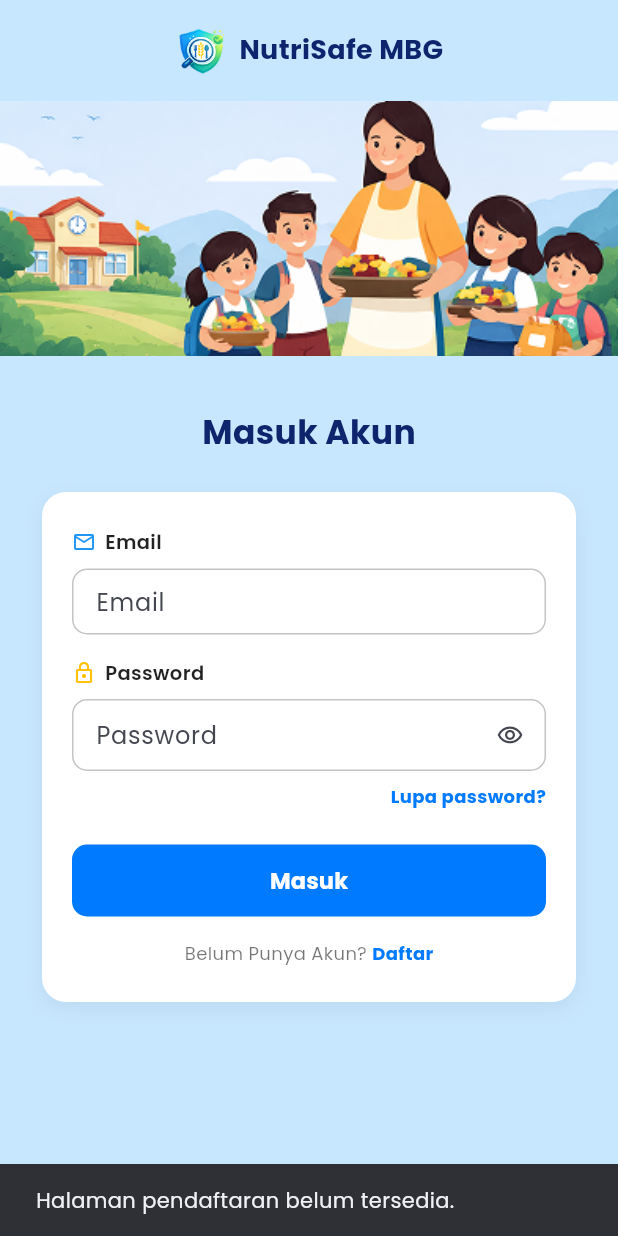
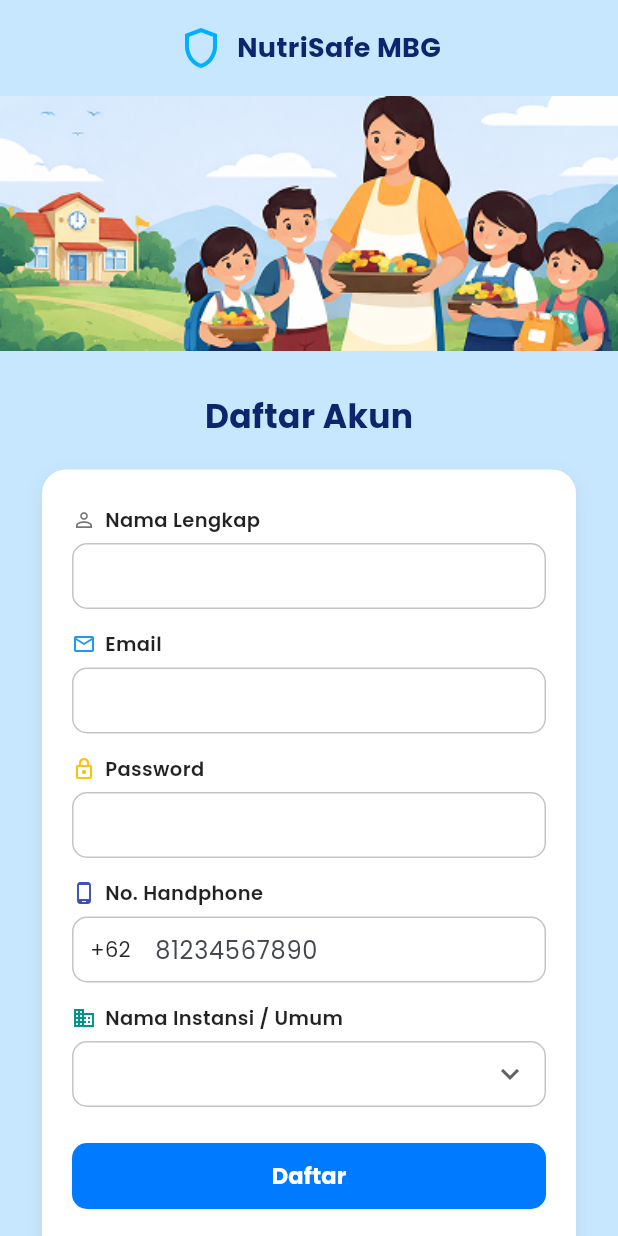
Before and after one commit to AkbarFelda/nutrisafe_mitra, a Flutter app: the screen it shows after launch, after a tap on "Daftar", on a phone screen of 412 x 824 dp. Run offline on Flutter 3.47's test engine with Material 3 defaults, Android fonts, the phone set to English and light mode, and no system bars; our stand-ins replace dio, equatable, flutter_bloc, flutter_secure_storage, get_it, go_router.

Commit message:
feat: [AF] add registration form with validation and +62 phone input

```diff
--- a/lib/app/router/app_router.dart
+++ b/lib/app/router/app_router.dart
@@ -5,6 +5,7 @@ import 'package:flutter_bloc/flutter_bloc.dart';
 import 'package:go_router/go_router.dart';
 
 import '../../features/auth/presentation/login_page.dart';
+import '../../features/auth/presentation/register_page.dart';
 import '../../features/auth/presentation/session_cubit.dart';
 import '../../features/splash/presentation/splash_screen.dart';
 
@@ -40,19 +41,24 @@ GoRouter createRouter(SessionCubit session, SessionRefresh refresh) => GoRouter(
   redirect: (context, state) {
     final status = session.state.status;
     final path = state.uri.path;
+    final isAuthPage = path == '/login' || path == '/register';
     if (!refresh.splashFinished ||
         status == SessionStatus.initial ||
         status == SessionStatus.failure) {
       return path == '/splash' ? null : '/splash';
     }
     if (status == SessionStatus.unauthenticated) {
-      return path == '/login' ? null : '/login';
+      return isAuthPage ? null : '/login';
     }
-    return path == '/splash' || path == '/login' ? '/' : null;
+    return path == '/splash' || isAuthPage ? '/' : null;
   },
   routes: [
     GoRoute(path: '/splash', builder: (context, state) => const SplashScreen()),
     GoRoute(path: '/login', builder: (context, state) => const LoginPage()),
+    GoRoute(
+      path: '/register',
+      builder: (context, state) => const RegisterPage(),
+    ),
     ShellRoute(
       builder: (context, state, child) => Scaffold(
         appBar: AppBar(
--- a/lib/features/auth/presentation/login_page.dart
+++ b/lib/features/auth/presentation/login_page.dart
@@ -1,4 +1,5 @@
 import 'package:flutter/material.dart';
+import 'package:go_router/go_router.dart';
 import 'package:nutrisafe_mitra/app/theme/app_colors.dart';
 
 import 'widgets/auth_header.dart';
@@ -107,7 +108,7 @@ class _LoginPageState extends State<LoginPage> {
                     AuthAccountPrompt(
                       message: 'Belum Punya Akun? ',
                       linkLabel: 'Daftar',
-                      onTap: () => _showUnavailablePage('pendaftaran'),
+                      onTap: () => context.push('/register'),
                     ),
                   ],
                 ),
--- /dev/null
+++ b/lib/features/auth/presentation/register_page.dart
@@ -0,0 +1,263 @@
+import 'package:flutter/material.dart';
+import 'package:flutter/services.dart';
+import 'package:go_router/go_router.dart';
+
+import '../../../app/theme/app_colors.dart';
+
+import 'widgets/auth_header.dart';
+import 'widgets/auth_form_card.dart';
+import 'widgets/auth_field_label.dart';
+import 'widgets/auth_primary_button.dart';
+import 'widgets/auth_account_prompt.dart';
+import 'widgets/auth_password_field.dart';
+
+class RegisterPage extends StatefulWidget {
+  const RegisterPage({super.key});
+
+  @override
+  State<RegisterPage> createState() => _RegisterPageState();
+}
+
+class _RegisterPageState extends State<RegisterPage> {
+  final _fullNameController = TextEditingController();
+  final _emailController = TextEditingController();
+  final _passwordController = TextEditingController();
+  final _phoneController = TextEditingController();
+  final _institutionNameController = TextEditingController();
+  String? _selectedCategory;
+  final _formKey = GlobalKey<FormState>();
+  bool _submitted = false;
+
+  String? _required(String? value, String label) =>
+      value == null || value.trim().isEmpty ? '$label wajib diisi.' : null;
+
+  void _submit() {
+    setState(() => _submitted = true);
+    if (!_formKey.currentState!.validate()) return;
+    FocusScope.of(context).unfocus();
+    // TODO: Kirim data ke layanan pendaftaran ketika API tersedia.
+    ScaffoldMessenger.of(context)
+      ..hideCurrentSnackBar()
+      ..showSnackBar(
+        const SnackBar(
+          content: Text('Data valid. Layanan pendaftaran belum tersedia.'),
+        ),
+      );
+  }
+
+  @override
+  void dispose() {
+    _fullNameController.dispose();
+    _emailController.dispose();
+    _passwordController.dispose();
+    _phoneController.dispose();
+    _institutionNameController.dispose();
+    super.dispose();
+  }
+
+  @override
+  Widget build(BuildContext context) => Scaffold(
+    backgroundColor: AppColors.loginBackground,
+    body: SafeArea(
+      child: Column(
+        children: [
+          const AuthHeader(
+            leading: Icon(
+              Icons.shield_outlined,
+              color: Color(0xFF00B0FF),
+              size: 32,
+            ),
+          ),
+          Expanded(
+            child: SingleChildScrollView(
+              child: Column(
+                children: [
+                  const SizedBox(height: 28),
+                  const Text(
+                    'Daftar Akun',
+                    style: TextStyle(
+                      fontSize: 22,
+                      fontWeight: FontWeight.bold,
+                      color: AppColors.heading,
+                    ),
+                  ),
+                  const SizedBox(height: 20),
+                  AuthFormCard(
+                    child: Form(
+                      key: _formKey,
+                      autovalidateMode: _submitted
+                          ? AutovalidateMode.onUserInteraction
+                          : AutovalidateMode.disabled,
+                      child: Column(
+                        crossAxisAlignment: CrossAxisAlignment.start,
+                        children: [
+                          AuthFieldLabel(
+                            text: 'Nama Lengkap',
+                            icon: Icons.person_outline,
+                            color: AppColors.textSecondary,
+                          ),
+                          TextFormField(
+                            controller: _fullNameController,
+                            validator: (value) =>
+                                _required(value, 'Nama lengkap'),
+                          ),
+                          const SizedBox(height: 14),
+                          AuthFieldLabel(
+                            text: 'Email',
+                            icon: Icons.mail_outline,
+                            color: AppColors.emailIcon,
+                          ),
+                          TextFormField(
+                            controller: _emailController,
+                            keyboardType: TextInputType.emailAddress,
+                            autocorrect: false,
+                            validator: (value) {
+                              final required = _required(value, 'Email');
+                              if (required != null) return required;
+                              return RegExp(r'^[^\s@]+@[^\s@]+\.[^\s@]+$')
+                                      .hasMatch(value!.trim())
+                                  ? null
+                                  : 'Format email tidak valid.';
+                            },
+                          ),
+                          const SizedBox(height: 14),
+                          AuthFieldLabel(
+                            text: 'Password',
+                            icon: Icons.lock_outline,
+                            color: AppColors.passwordIcon,
+                          ),
+                          AuthPasswordField(
+                            controller: _passwordController,
+                            allowReveal: false,
+                            validator: (value) => _required(value, 'Password'),
+                          ),
+                          const SizedBox(height: 14),
+                          AuthFieldLabel(
+                            text: 'No. Handphone',
+                            icon: Icons.phone_android_outlined,
+                            color: Colors.indigo,
+                          ),
+                          TextFormField(
+                            controller: _phoneController,
+                            keyboardType: TextInputType.phone,
+                            decoration: const InputDecoration(
+                              hintText: '81234567890',
+                              prefixIcon: Padding(
+                                padding: EdgeInsets.symmetric(horizontal: 12),
+                                child: Text('+62'),
+                              ),
+                              prefixIconConstraints: BoxConstraints(
+                                minWidth: 48,
+                                minHeight: 0,
+                              ),
+                            ),
+                            inputFormatters: [
+                              FilteringTextInputFormatter.digitsOnly,
+                              TextInputFormatter.withFunction((
+                                oldValue,
+                                newValue,
+                              ) {
+                                final prefix = RegExp(r'^(?:62|0+)')
+                                    .firstMatch(newValue.text);
+                                if (prefix == null) return newValue;
+                                final text = newValue.text.substring(
+                                  prefix.end,
+                                );
+                                int offset(int position) =>
+                                    (position - prefix.end).clamp(
+                                      0,
+                                      text.length,
+                                    );
+                                return TextEditingValue(
+                                  text: text,
+                                  selection: TextSelection(
+                                    baseOffset: offset(
+                                      newValue.selection.baseOffset,
+                                    ),
+                                    extentOffset: offset(
+                                      newValue.selection.extentOffset,
+                                    ),
+                                  ),
+                                );
+                              }),
+                            ],
+                            validator: (value) {
+                              final required = _required(value, 'Nomor HP');
+                              if (required != null) return required;
+                              return RegExp(r'^8[0-9]*$').hasMatch(value!)
+                                  ? null
+                                  : 'Nomor HP harus diawali 8 setelah +62.';
+                            },
+                          ),
+                          const SizedBox(height: 14),
+                          AuthFieldLabel(
+                            text: 'Nama Instansi / Umum',
+                            icon: Icons.domain_outlined,
+                            color: Colors.teal,
+                          ),
+                          DropdownButtonFormField<String>(
+                            initialValue: _selectedCategory,
+                            validator: (value) => _required(value, 'Kategori'),
+                            items: ['Instansi', 'Umum']
+                                .map(
+                                  (category) => DropdownMenuItem(
+                                    value: category,
+                                    child: Text(
+                                      category,
+                                      style: const TextStyle(fontSize: 14),
+                                    ),
+                                  ),
+                                )
+                                .toList(),
+                            onChanged: (value) =>
+                                setState(() => _selectedCategory = value),
+                            icon: const Icon(Icons.keyboard_arrow_down),
+                          ),
+                          if (_selectedCategory == 'Instansi') ...[
+                            const SizedBox(height: 14),
+                            AuthFieldLabel(
+                              text: 'Nama Instansi',
+                              icon: Icons.business,
+                              color: Colors.blueGrey,
+                            ),
+                            TextFormField(
+                              controller: _institutionNameController,
+                              validator: (value) =>
+                                  _required(value, 'Nama instansi'),
+                              decoration: const InputDecoration(
+                                hintText: 'Masukkan nama instansi / sekolah',
+                              ),
+                            ),
+                          ],
+                          const SizedBox(height: 24),
+                          AuthPrimaryButton(
+                            label: 'Daftar',
+                            onPressed: _submit,
+                            height: 44,
+                          ),
+                          const SizedBox(height: 16),
+                          AuthAccountPrompt(
+                            message: 'Sudah Punya Akun? ',
+                            linkLabel: 'Masuk',
+                            onTap: () {
+                              if (context.canPop()) {
+                                context.pop();
+                              } else {
+                                context.go('/login');
+                              }
+                            },
+                          ),
+                        ],
+                      ),
+                    ),
+                  ),
+                  const SizedBox(height: 32),
+                ],
+              ),
+            ),
+          ),
+        ],
+      ),
+    ),
+  );
+}
```
Also changed, not shown: 2 other files.
